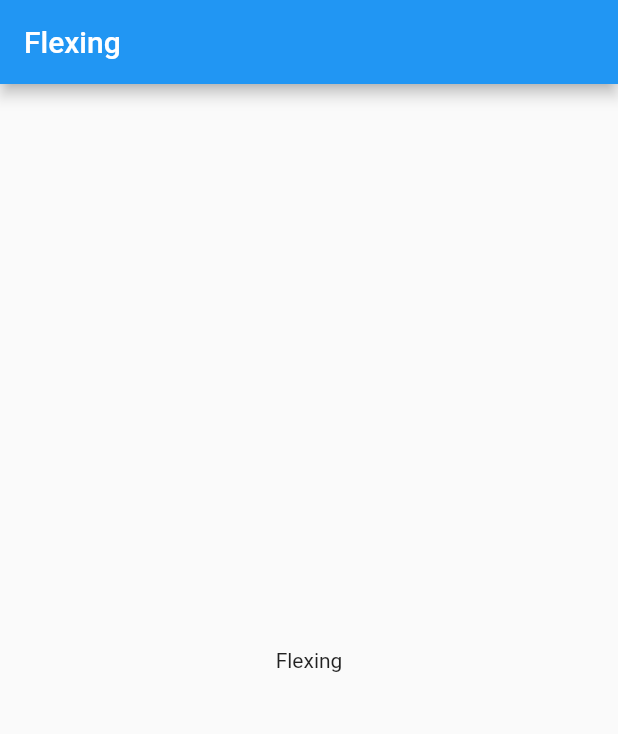
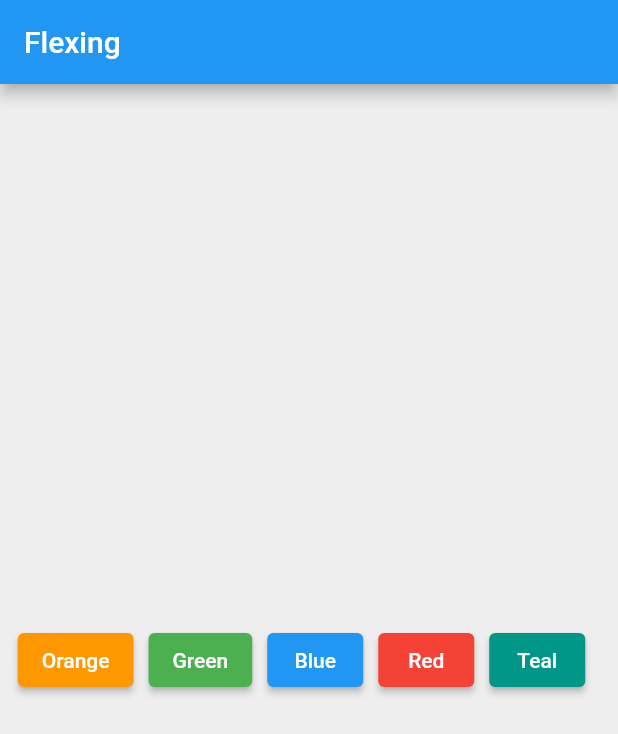
Before and after one commit to francisnnumbi/what_next, a Flutter app: the screen it shows after launch, on a phone screen of 412 x 824 dp. Shown: the top 734 px of the screen. Run offline on Flutter 3.47's test engine with Material 2 defaults, Android fonts, the phone set to English and light mode, and no system bars; our stand-ins replace dio.

Commit message:
using flex instead of column or row

```diff
--- a/lib/modules/flexing/flexing.dart
+++ b/lib/modules/flexing/flexing.dart
@@ -1,4 +1,3 @@
-
 import 'package:flutter/material.dart';
 
 class Flexing extends StatelessWidget {
@@ -7,12 +6,64 @@ class Flexing extends StatelessWidget {
   @override
   Widget build(BuildContext context) {
     return Scaffold(
-      appBar: AppBar(title:  const Text("Flexing"),),
+      backgroundColor: Colors.grey[200],
+      appBar: AppBar(
+        title: const Text("Flexing"),
+      ),
       body: Center(
-        child: Column(
+        child: Row(
           mainAxisAlignment: MainAxisAlignment.center,
-          children: const[
-            Text("Flexing"),
+          children: [
+            ElevatedButton(
+              onPressed: () {},
+              style: ElevatedButton.styleFrom(
+                primary: Colors.orange,
+              ),
+              child: const Text(
+                "Orange",
+              ),
+            ),
+            const SizedBox(width: 10),
+            ElevatedButton(
+              onPressed: () {},
+              style: ElevatedButton.styleFrom(
+                primary: Colors.green,
+              ),
+              child: const Text(
+                "Green",
+              ),
+            ),
+            const SizedBox(width: 10),
+            ElevatedButton(
+              onPressed: () {},
+              style: ElevatedButton.styleFrom(
+                primary: Colors.blue,
+              ),
+              child: const Text(
+                "Blue",
+              ),
+            ),
+            const SizedBox(width: 10),
+            ElevatedButton(
+              onPressed: () {},
+              style: ElevatedButton.styleFrom(
+                primary: Colors.red,
+              ),
+              child: const Text(
+                "Red",
+              ),
+            ),
+            const SizedBox(width: 10),
+            ElevatedButton(
+              onPressed: () {},
+              style: ElevatedButton.styleFrom(
+                primary: Colors.teal,
+              ),
+              child: const Text(
+                "Teal",
+              ),
+            ),
+            const SizedBox(width: 10),
           ],
         ),
       ),
```
